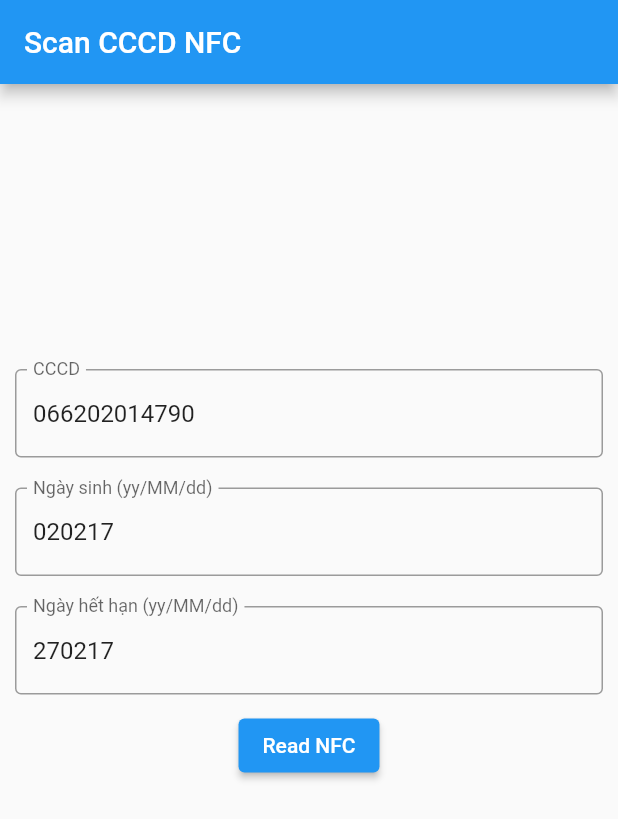
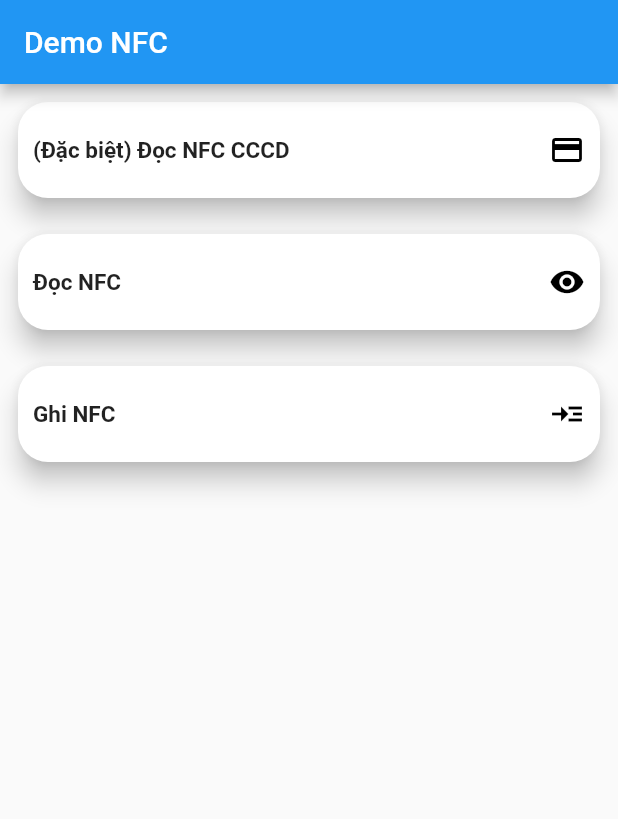
Before and after one commit to KhiemPham1702/Seminar_Mobile, a Flutter app: the screen it shows after launch, on a phone screen of 412 x 824 dp. Shown: the top 819 px of the screen. Run offline on Flutter 3.47's test engine with Material 2 defaults, Android fonts, the phone set to English and light mode, and no system bars; our stand-ins replace fluttertoast; missing offline and left inert: epassportnfc, flutter_nfc_kit, ndef.

Commit message:
read/write url

```diff
--- /dev/null
+++ b/lib/home_screen.dart
@@ -0,0 +1,78 @@
+import 'package:flutter/material.dart';
+import 'package:test_plugin/cccd_screen.dart';
+import 'package:test_plugin/services/nfc_services.dart';
+import 'package:test_plugin/write_screen.dart';
+
+class HomeScreen extends StatelessWidget {
+  const HomeScreen({super.key});
+
+  @override
+  Widget build(BuildContext context) {
+    final listItem = [
+      {
+        'text': '(Đặc biệt) Đọc NFC CCCD',
+        'icon': Icons.credit_card,
+        'onPress': () {
+          Navigator.push(context, MaterialPageRoute(builder: (context) => const CCCDScreen()));
+        }
+      },
+      {
+        'text': 'Đọc NFC ',
+        'icon': Icons.remove_red_eye_rounded,
+        'onPress': () {
+          NFCServices.instance.readFromNFC();
+        }
+      },
+      {
+        'text': 'Ghi NFC ',
+        'icon': Icons.read_more,
+        'onPress': () {
+          Navigator.push(context, MaterialPageRoute(builder: (context) => WriteScreen()));
+        }
+      }
+    ];
+    return Scaffold(
+      appBar: AppBar(
+        title: const Text('Demo NFC'),
+      ),
+      body: SingleChildScrollView(
+        child: Column(
+          children: [
+            ...listItem
+                .map((e) => Padding(
+                      padding: const EdgeInsets.all(8.0),
+                      child: GestureDetector(
+                        onTap: e['onPress'] as Function(),
+                        child: Card(
+                          shape: RoundedRectangleBorder(
+                              borderRadius: BorderRadius.circular(20)),
+                          elevation: 7,
+                          child: Padding(
+                            padding: const EdgeInsets.symmetric(
+                              horizontal: 10,
+                              vertical: 20
+                            ),
+                            child: Row(
+                              mainAxisAlignment: MainAxisAlignment.spaceBetween,
+                              children: [
+                                Text(
+                                  e['text'] as String,
+                                  style: const TextStyle(
+                                    fontWeight: FontWeight.w700,
+                                    fontSize: 15,
+                                  ),
+                                ),
+                                Icon(e['icon'] as IconData , color: Colors.black,)
+                              ],
+                            ),
+                          ),
+                        ),
+                      ),
+                    ))
+                .toList()
+          ],
+        ),
+      ),
+    );
+  }
+}
--- a/lib/main.dart
+++ b/lib/main.dart
@@ -4,197 +4,16 @@ import 'dart:convert';
 import 'package:epassportnfc/epassportnfc.dart';
 import 'package:flutter/material.dart';
 import 'package:flutter/services.dart';
+import 'package:flutter_nfc_kit/flutter_nfc_kit.dart';
+import 'package:ndef/ndef.dart' as ndef;
+import 'package:test_plugin/home_screen.dart';
+import 'package:url_launcher/url_launcher.dart';
 
 void main() {
   runApp(
-    MaterialApp(
+    const MaterialApp(
       debugShowCheckedModeBanner: false,
-      home: MyApp(),
+      home: HomeScreen(),
     ),
   );
 }
-
-class MyApp extends StatefulWidget {
-  const MyApp({Key? key}) : super(key: key);
-
-  @override
-  State<MyApp> createState() => _MyAppState();
-}
-
-class _MyAppState extends State<MyApp> {
-  String _platformVersion = 'Unknown';
-  NFCResponse? datanfc;
-  String state = '';
-  bool isScanning = false;
-
-  @override
-  void initState() {
-    super.initState();
-    test();
-  }
-
-  void test() {
-    Epassportnfc.nfcStream.listen((NFCResponse event) {
-      print(event.status);
-      datanfc = event;
-      state = "Đặt thẻ vào vị trí quét để tiến hành quét";
-
-      setState(() {
-        if (event.status == 'READING') {
-          isScanning = true;
-          state = "Đang đọc thẻ...";
-        }
-        if (event.status == 'ERROR') {
-          isScanning = false;
-          state = "Lỗi đọc thẻ";
-        }
-      });
-      if (event.status == 'SUCCESS') {
-        isScanning = false;
-        state = "Đọc thẻ thành công";
-        // showNFCDataDialog(context, datanfc);
-        Future.delayed(const Duration(seconds: 1), () {
-          showNFCDataDialog(context, datanfc);
-        });
-      }
-    });
-  }
-
-  Future<void> initPlatformState() async {
-    String platformVersion;
-    try {
-      platformVersion = await Epassportnfc.nfc(passportNumberController.text,
-              birthDayNumberController.text, expireNumberController.text) ??
-          'Unknown platform version';
-    } on PlatformException {
-      platformVersion = 'Failed to get platform version.';
-    }
-    if (!mounted) return;
-
-    setState(() {
-      _platformVersion = platformVersion;
-    });
-  }
-
-  TextEditingController passportNumberController = TextEditingController()
-    ..text = '066202014790';
-  TextEditingController birthDayNumberController = TextEditingController()
-    ..text = '020217';
-  TextEditingController expireNumberController = TextEditingController()
-    ..text = '270217';
-
-  void showWaiting(BuildContext context) {
-    var alert = AlertDialog(
-      title: Text("NFC tag reader"),
-      content: Text("Hold your Phone near an NFC enabled passport."),
-    );
-
-    showDialog(
-        context: context,
-        builder: (BuildContext context) {
-          return alert;
-        });
-  }
-
-  void showNFCDataDialog(BuildContext context, NFCResponse? datanfc) {
-    setState(() {
-      isScanning = false;
-      state = "";
-    });
-    showDialog(
-      context: context,
-      builder: (BuildContext context) {
-        return AlertDialog(
-          title: Text("Thông tin từ NFC"),
-          content: Column(
-            mainAxisSize: MainAxisSize.min,
-            crossAxisAlignment: CrossAxisAlignment.start,
-            children: [
-              Image.memory(base64Decode(datanfc?.imageData ?? '')),
-              SizedBox(height: 10),
-              Text('Họ và tên: ${datanfc?.firstName ?? ''}'),
-              Text('Số CCCD: ${datanfc?.personalNumber ?? ''}'),
-              Text('Ngày sinh: ${datanfc?.dateOfBirth ?? ''}'),
-              Text('Giới tính: ${datanfc?.gender == '1' ? 'Nam' : 'Nữ'}'),
-            ],
-          ),
-          actions: [
-            TextButton(
-              onPressed: () {
-                Navigator.of(context).pop(); // Đóng dialog khi nhấn nút
-              },
-              child: Text('Đóng'),
-            ),
-          ],
-        );
-      },
-    );
-  }
-
-  @override
-  Widget build(BuildContext context) {
-    return Scaffold(
-      appBar: AppBar(
-        title: const Text('Scan CCCD NFC'),
-      ),
-      body: SingleChildScrollView(
-        child: Column(
-          mainAxisAlignment: MainAxisAlignment.center,
-          crossAxisAlignment: CrossAxisAlignment.center,
-          children: [
-            SizedBox(height: 180),
-            Padding(
-              padding: EdgeInsets.all(10),
-              child: TextField(
-                controller: passportNumberController,
-                decoration: InputDecoration(
-                    border: OutlineInputBorder(),
-                    labelText: 'CCCD',
-                    hintText: 'CCCD'),
-              ),
-            ),
-            Padding(
-              padding: EdgeInsets.all(10),
-              child: TextField(
-                controller: birthDayNumberController,
-                decoration: InputDecoration(
-                    border: OutlineInputBorder(),
-                    labelText: 'Ngày sinh (yy/MM/dd)',
-                    hintText: 'Ngày sinh'),
-              ),
-            ),
-            Padding(
-              padding: EdgeInsets.all(10),
-              child: TextField(
-                controller: expireNumberController,
-                decoration: InputDecoration(
-                    border: OutlineInputBorder(),
-                    labelText: 'Ngày hết hạn (yy/MM/dd)',
-                    hintText: 'Ngày hết hạn'),
-              ),
-            ),
-            ElevatedButton(
-                onPressed: () {
-                  initPlatformState();
-                },
-                child: Text('Read NFC')),
-            SizedBox(height: 50),
-            Text(state),
-            SizedBox(height: 15),
-            if (isScanning)
-              LinearProgressIndicator(
-                valueColor: AlwaysStoppedAnimation<Color>(Colors.blue),
-                value: null,
-              ),
-            if (datanfc?.status == 'SUCCESS' &&
-                datanfc != null &&
-                datanfc?.imageData != null)
-              Column(
-                children: [],
-              )
-          ],
-        ),
-      ),
-    );
-  }
-}
--- a/pubspec.yaml
+++ b/pubspec.yaml
@@ -36,7 +36,10 @@ dependencies:
   # Use with the CupertinoIcons class for iOS style icons.
   cupertino_icons: ^1.0.2
   epassportnfc: ^0.0.3
-
+  flutter_nfc_kit: ^3.3.3
+  ndef: ^0.3.1
+  url_launcher: ^6.1.14
+  fluttertoast: ^8.2.2
 dev_dependencies:
   flutter_test:
     sdk: flutter
```
Also changed, not shown: lib/cccd_screen.dart (added, +191 -0 lines), lib/services/nfc_services.dart (added, +54 -0 lines), lib/write_screen.dart (added, +52 -0 lines), pubspec.lock, 3 other files.
